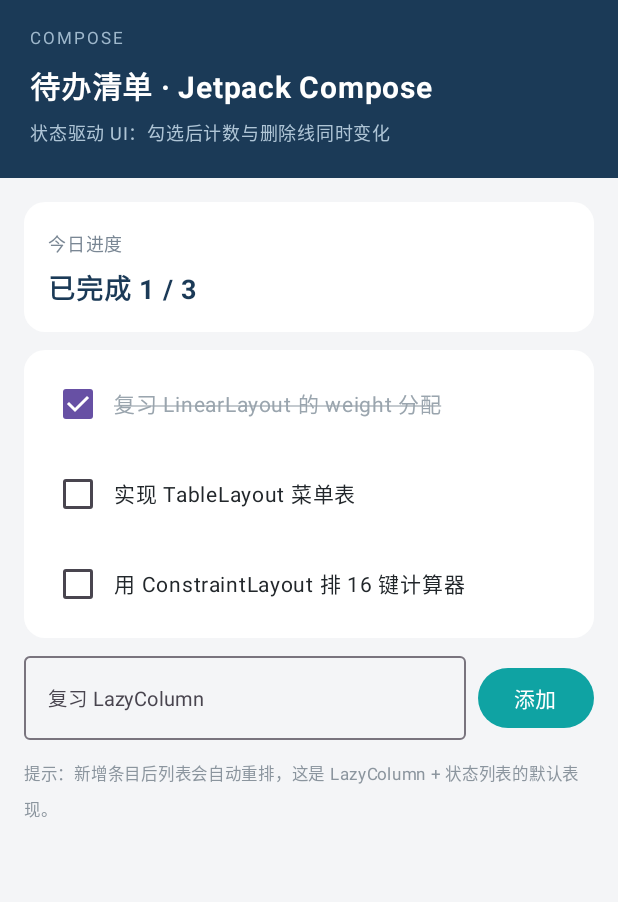
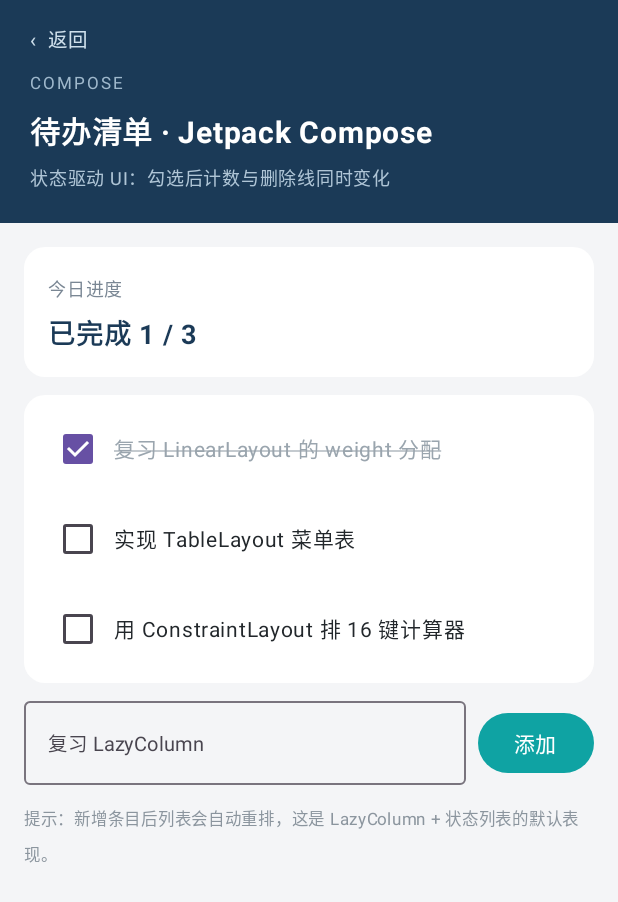
Before and after one commit to wjjj-ge/fjnu-mobile-app-dev-labs, an Android app built with Jetpack Compose: the TodoActivity screen opened directly, with no data from a screen before it, on a phone screen of 412 x 824 dp. Shown: the top 902 px of the screen. Run offline under Robolectric (Android 15) with nearby library versions, the phone set to English and light mode, and no system bars.

Commit message:
fix(lab2): Compose 页补上「‹ 返回」入口，更新截图

```diff
--- a/lab2-android-layout/app/src/main/java/com/example/lab2layout/TodoActivity.kt
+++ b/lab2-android-layout/app/src/main/java/com/example/lab2layout/TodoActivity.kt
@@ -4,6 +4,7 @@ import android.os.Bundle
 import androidx.activity.ComponentActivity
 import androidx.activity.compose.setContent
 import androidx.compose.foundation.background
+import androidx.compose.foundation.clickable
 import androidx.compose.foundation.layout.Arrangement
 import androidx.compose.foundation.layout.Box
 import androidx.compose.foundation.layout.Column
@@ -50,7 +51,7 @@ class TodoActivity : ComponentActivity() {
         super.onCreate(savedInstanceState)
         setContent {
             MaterialTheme {
-                TodoScreen()
+                TodoScreen(onBack = { finish() })
             }
         }
     }
@@ -62,7 +63,7 @@ private data class TodoItem(
 )
 
 @Composable
-fun TodoScreen() {
+fun TodoScreen(onBack: () -> Unit = {}) {
     val todos = remember {
         mutableStateListOf(
             TodoItem("复习 LinearLayout 的 weight 分配", true),
@@ -87,6 +88,13 @@ fun TodoScreen() {
                 .statusBarsPadding()
                 .padding(start = 20.dp, end = 20.dp, top = 14.dp, bottom = 18.dp)
         ) {
+            Text(
+                text = "‹  返回",
+                color = Color(0xFFCFE0EC),
+                fontSize = 13.sp,
+                modifier = Modifier.clickable(onClick = onBack)
+            )
+            Spacer(Modifier.height(6.dp))
             Text(
                 text = "COMPOSE",
                 color = Color(0xFF9FB8CC),
```
Also changed, not shown: 5 other files.
